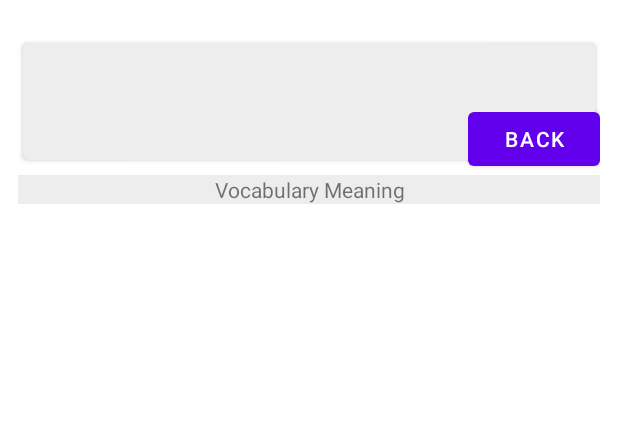
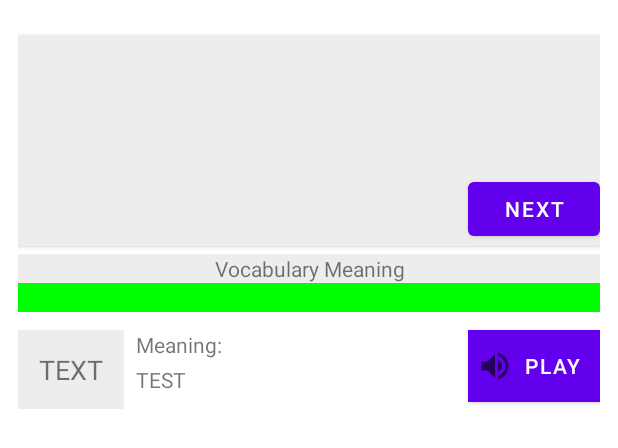
Before and after one commit to uestueab/AndroidExampleProjects, an Android app: the layout fragment_screen_slide_page_two.xml on its own in the app's theme, with its tools: preview values and no code run, on a phone screen of 412 x 824 dp. Shown: the top 448 px of the screen. Run offline under Robolectric (Android 15) with nearby library versions, the phone set to English and light mode, and no system bars.

Commit message:
added input handling, layout changes

```diff
--- a/ViewPagerFun/app/src/main/AndroidManifest.xml
+++ b/ViewPagerFun/app/src/main/AndroidManifest.xml
@@ -2,6 +2,7 @@
 <manifest xmlns:android="http://schemas.android.com/apk/res/android"
     package="com.test.viewpagerfun">
 
+    <uses-permission android:name="android.permission.VIBRATE" />
     <application
         android:allowBackup="true"
         android:icon="@mipmap/ic_launcher"
--- /dev/null
+++ b/ViewPagerFun/app/src/main/res/drawable/color_cursor.xml
@@ -0,0 +1,5 @@
+<?xml version="1.0" encoding="utf-8"?>
+<shape xmlns:android="http://schemas.android.com/apk/res/android">
+    <size android:width="2dp" />
+    <solid android:color="@color/design_default_color_primary"  />
+</shape>
--- /dev/null
+++ b/ViewPagerFun/app/src/main/res/drawable/play_sound.xml
@@ -0,0 +1,10 @@
+<vector xmlns:android="http://schemas.android.com/apk/res/android"
+    android:width="24dp"
+    android:height="24dp"
+    android:viewportWidth="24"
+    android:viewportHeight="24"
+    android:tint="?attr/colorControlNormal">
+  <path
+      android:fillColor="@android:color/white"
+      android:pathData="M3,9v6h4l5,5L12,4L7,9L3,9zM16.5,12c0,-1.77 -1.02,-3.29 -2.5,-4.03v8.05c1.48,-0.73 2.5,-2.25 2.5,-4.02zM14,3.23v2.06c2.89,0.86 5,3.54 5,6.71s-2.11,5.85 -5,6.71v2.06c4.01,-0.91 7,-4.49 7,-8.77s-2.99,-7.86 -7,-8.77z"/>
+</vector>
--- a/ViewPagerFun/app/src/main/res/layout/fragment_screen_slide_page_two.xml
+++ b/ViewPagerFun/app/src/main/res/layout/fragment_screen_slide_page_two.xml
@@ -9,12 +9,10 @@
     <androidx.cardview.widget.CardView
         android:id="@+id/cardView"
         android:layout_width="match_parent"
-        android:layout_height="wrap_content"
+        android:layout_height="140dp"
         android:layout_marginTop="12dp"
         android:padding="8dp"
         app:cardBackgroundColor="#EDEDED"
-        app:cardCornerRadius="4dp"
-        app:cardUseCompatPadding="true"
         app:layout_constraintTop_toTopOf="parent">
 
         <RelativeLayout
@@ -33,31 +31,77 @@
                 android:shadowDx="-1"
                 android:shadowDy="-1"
                 android:shadowRadius="1"
-                android:textSize="28sp" />
+                android:textSize="32sp" />
+
+            <Button
+                android:id="@+id/btn_next"
+                android:layout_width="wrap_content"
+                android:layout_height="wrap_content"
+                android:layout_below="@id/tv_question"
+                android:layout_alignParentEnd="true"
+                android:background="@null"
+                android:text="NEXT" />
         </RelativeLayout>
-
     </androidx.cardview.widget.CardView>
-
 
     <TextView
         android:id="@+id/tv_voc_meaning"
         android:layout_width="match_parent"
         android:layout_height="wrap_content"
         android:layout_marginTop="5dp"
-
         android:background="#EDEDED"
-
         android:gravity="center"
         android:text="Vocabulary Meaning"
         app:layout_constraintTop_toBottomOf="@id/cardView" />
 
-    <Button
-        android:id="@+id/btn_back"
+    <TextView
+        android:id="@+id/tv_answerResult"
+        android:layout_width="match_parent"
+        android:layout_height="wrap_content"
+        android:background="#00ff00"
+        android:gravity="center"
+        app:layout_constraintTop_toBottomOf="@id/tv_voc_meaning" />
+
+    <TextView
+        android:id="@+id/tv_answerBlock"
         android:layout_width="wrap_content"
         android:layout_height="wrap_content"
-        android:background="@null"
-        android:text="BACK"
-        app:layout_constraintBottom_toTopOf="@id/tv_voc_meaning"
-        app:layout_constraintEnd_toEndOf="@id/tv_voc_meaning" />
+        android:layout_marginTop="12dp"
+        android:background="#EDEDED"
+        android:padding="14dp"
+        android:text="TEXT"
+        android:textSize="18sp"
+        app:layout_constraintStart_toStartOf="parent"
+        app:layout_constraintTop_toBottomOf="@id/tv_answerResult" />
+
+    <TextView
+        android:id="@+id/tv_answerMeaningField"
+        android:layout_width="wrap_content"
+        android:layout_height="wrap_content"
+        android:layout_marginLeft="8dp"
+        android:text="Meaning:"
+        app:layout_constraintStart_toEndOf="@id/tv_answerBlock"
+        app:layout_constraintTop_toTopOf="@id/tv_answerBlock" />
+
+    <TextView
+        android:id="@+id/tv_answerMeaning"
+        android:layout_width="wrap_content"
+        android:layout_height="wrap_content"
+        android:layout_marginTop="4dp"
+        android:text="TEST"
+        app:layout_constraintStart_toStartOf="@id/tv_answerMeaningField"
+        app:layout_constraintTop_toBottomOf="@id/tv_answerMeaningField" />
+
+    <Button
+        android:layout_width="wrap_content"
+        android:layout_height="wrap_content"
+        android:layout_weight="1"
+        android:background="#EDEDED"
+        android:drawableLeft="@drawable/play_sound"
+        android:gravity="left|center"
+        android:padding="6dp"
+        android:text="PLAY"
+        app:layout_constraintEnd_toEndOf="parent"
+        app:layout_constraintTop_toTopOf="@id/tv_answerMeaningField" />
 
 </androidx.constraintlayout.widget.ConstraintLayout>
```
Also changed, not shown: ViewPagerFun/app/src/main/java/com/test/viewpagerfun/FragmentScreenSlidePage.java (+76 -9 lines), ViewPagerFun/app/src/main/java/com/test/viewpagerfun/FragmentScreenSlidePageTwo.java (+8 -5 lines), ViewPagerFun/app/src/main/java/com/test/viewpagerfun/ReviewActivity.java (+1 -0 lines), ViewPagerFun/app/src/main/res/layout/fragment_screen_slide_page.xml (+42 -14 lines).
